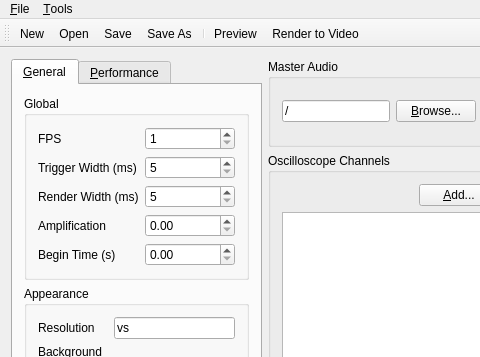
The window that corrscope/gui/mainwindow.ui (corrscope/corrscope) describes before a commit, drawn with Qt 5; both pictures show x 0 to 480 and y 0 to 357 of the 782 by 757 pixel window.
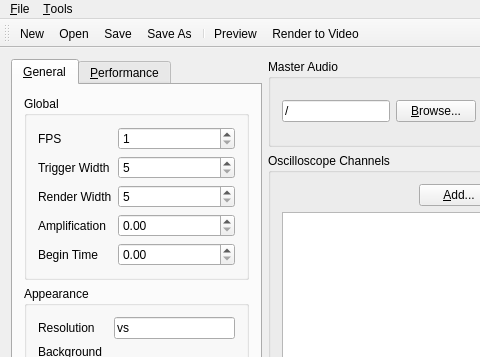
The same window after the commit. Custom widgets are drawn as their Qt base class.

Commit message: [ui] Remove units from GUI labels

Diff of the .ui file:
```diff
--- a/corrscope/gui/mainwindow.ui
+++ b/corrscope/gui/mainwindow.ui
@@ -54,7 +54,7 @@
            <item row="1" column="0">
             <widget class="QLabel" name="trigger_msL">
              <property name="text">
-              <string>Trigger Width (ms)</string>
+              <string>Trigger Width</string>
              </property>
             </widget>
            </item>
@@ -71,7 +71,7 @@
            <item row="2" column="0">
             <widget class="QLabel" name="render_msL">
              <property name="text">
-              <string>Render Width (ms)</string>
+              <string>Render Width</string>
              </property>
             </widget>
            </item>
@@ -102,7 +102,7 @@
            <item row="4" column="0">
             <widget class="QLabel" name="begin_timeL">
              <property name="text">
-              <string>Begin Time (s)</string>
+              <string>Begin Time</string>
              </property>
             </widget>
            </item>
```
